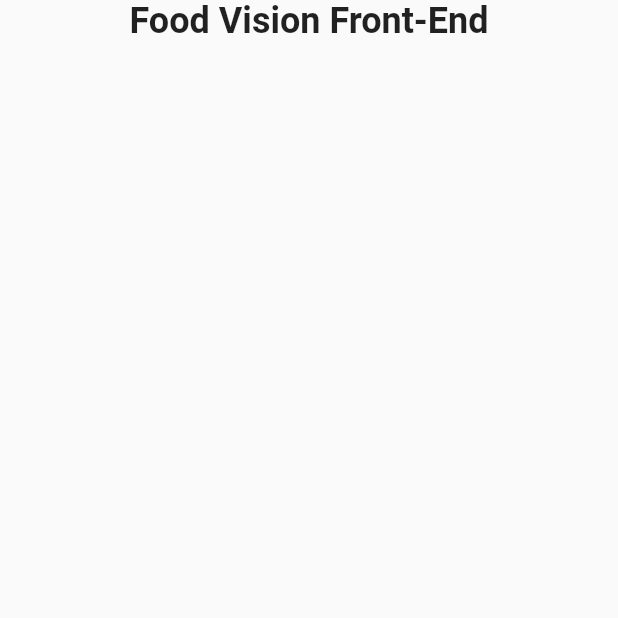
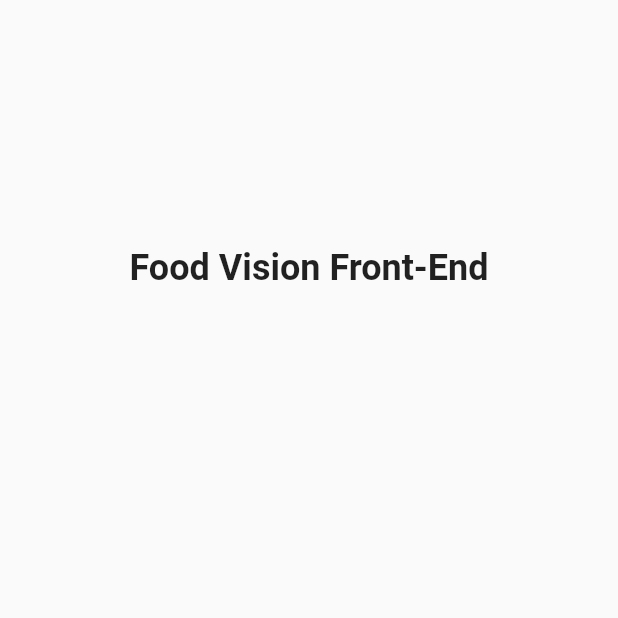
Before and after one commit to eRuaro/food-vision-frontend, a Flutter app: the screen it shows after launch, on a phone screen of 412 x 824 dp, the top half of it. Run offline on Flutter 3.47's test engine with Material 2 defaults, Android fonts, the phone set to English and light mode, and no system bars; our stand-ins replace bloc, equatable, flutter_bloc.

```diff
--- a/lib/views/home/home_screen.dart
+++ b/lib/views/home/home_screen.dart
@@ -7,8 +7,11 @@ class HomeScreen extends StatelessWidget {
   Widget build(BuildContext context) {
     return Scaffold(
       body: Column(
-        children: const [
-          Align(
+        children: [
+          SizedBox(
+            height: MediaQuery.of(context).size.height * 0.2,
+          ),
+          const Align(
             alignment: Alignment.topCenter,
             child: Text(
               'Food Vision Front-End',
```
Also changed, not shown: lib/models/color_palette.dart (added, +15 -0 lines).
